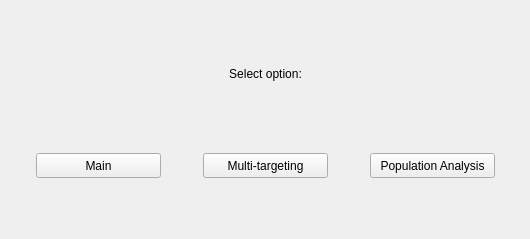
The window that newgenomenavigatepage.ui (TrinhLab/CASPERapp) describes before a commit, drawn with Qt 5.
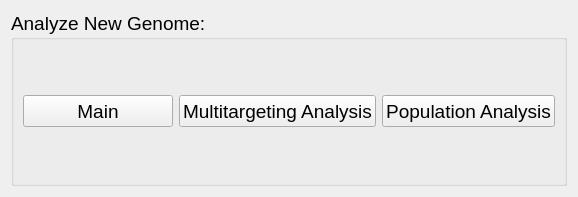
The same window after the commit.

Commit message: Updated GUI for New Genome navigate page

```diff
--- a/newgenomenavigatepage.ui
+++ b/newgenomenavigatepage.ui
@@ -7,61 +7,38 @@
     <x>0</x>
     <y>0</y>
     <width>530</width>
-    <height>239</height>
+    <height>186</height>
    </rect>
   </property>
+  <property name="font">
+   <font>
+    <family>Arial</family>
+    <pointsize>14</pointsize>
+   </font>
+  </property>
   <property name="windowTitle">
    <string>Form</string>
   </property>
-  <widget class="QWidget" name="gridLayoutWidget">
-   <property name="geometry">
-    <rect>
-     <x>0</x>
-     <y>0</y>
-     <width>531</width>
-     <height>241</height>
-    </rect>
+  <layout class="QGridLayout" name="gridLayout_2">
+   <property name="sizeConstraint">
+    <enum>QLayout::SetFixedSize</enum>
    </property>
-   <layout class="QGridLayout" name="gridLayout">
-    <item row="1" column="2">
-     <widget class="QPushButton" name="goToPop">
-      <property name="sizePolicy">
-       <sizepolicy hsizetype="Maximum" vsizetype="Maximum">
-        <horstretch>0</horstretch>
-        <verstretch>0</verstretch>
-       </sizepolicy>
-      </property>
-      <property name="maximumSize">
+   <item row="0" column="0" rowspan="2">
+    <widget class="QGroupBox" name="groupBox">
+     <property name="minimumSize">
        <size>
-        <width>125</width>
-        <height>25</height>
-       </size>
-      </property>
-      <property name="text">
-       <string>Population Analysis</string>
-      </property>
-     </widget>
-    </item>
-    <item row="1" column="1">
-     <widget class="QPushButton" name="goToMT">
-      <property name="sizePolicy">
-       <sizepolicy hsizetype="Maximum" vsizetype="Maximum">
-        <horstretch>0</horstretch>
-        <verstretch>0</verstretch>
-       </sizepolicy>
-      </property>
-      <property name="maximumSize">
-       <size>
-        <width>125</width>
-        <height>25</height>
-       </size>
-      </property>
-      <property name="text">
-       <string>Multi-targeting</string>
-      </property>
-     </widget>
-    </item>
-    <item row="1" column="0">
+       <width>506</width>
+       <height>175</height>
+      </size>
+     </property>
+     <property name="toolTip">
+      <string>&lt;html&gt;&lt;head/&gt;&lt;body&gt;&lt;p&gt;Select an analysis option or close this window to analyze more genomes.&lt;/p&gt;&lt;/body&gt;&lt;/html&gt;</string>
+     </property>
+     <property name="title">
+      <string>Analyze New Genome:</string>
+     </property>
+     <layout class="QGridLayout" name="gridLayout_3">
+      <item row="0" column="0">
      <widget class="QPushButton" name="goToMain">
       <property name="sizePolicy">
        <sizepolicy hsizetype="Maximum" vsizetype="Maximum">
@@ -71,14 +48,14 @@
       </property>
       <property name="minimumSize">
        <size>
-        <width>0</width>
+          <width>150</width>
         <height>0</height>
        </size>
       </property>
       <property name="maximumSize">
        <size>
-        <width>125</width>
-        <height>25</height>
+          <width>16777215</width>
+          <height>32</height>
        </size>
       </property>
       <property name="text">
@@ -86,8 +63,8 @@
       </property>
      </widget>
     </item>
-    <item row="0" column="0" colspan="3">
-     <widget class="QLabel" name="label">
+      <item row="0" column="1">
+       <widget class="QPushButton" name="goToMT">
       <property name="sizePolicy">
        <sizepolicy hsizetype="Maximum" vsizetype="Maximum">
         <horstretch>0</horstretch>
@@ -96,23 +73,38 @@
       </property>
       <property name="maximumSize">
        <size>
-        <width>1000</width>
-        <height>25</height>
+          <width>12341234</width>
+          <height>32</height>
        </size>
       </property>
       <property name="text">
-       <string>Select option:</string>
-      </property>
-      <property name="scaledContents">
-       <bool>false</bool>
-      </property>
-      <property name="alignment">
-       <set>Qt::AlignCenter</set>
-      </property>
+         <string>Multitargeting Analysis</string>
+        </property>
+       </widget>
+      </item>
+      <item row="0" column="2">
+       <widget class="QPushButton" name="goToPop">
+        <property name="sizePolicy">
+         <sizepolicy hsizetype="Maximum" vsizetype="Maximum">
+          <horstretch>0</horstretch>
+          <verstretch>0</verstretch>
+         </sizepolicy>
+        </property>
+        <property name="maximumSize">
+         <size>
+          <width>12341234</width>
+          <height>32</height>
+         </size>
+        </property>
+        <property name="text">
+         <string>Population Analysis</string>
+        </property>
      </widget>
     </item>
    </layout>
   </widget>
+   </item>
+  </layout>
  </widget>
  <resources/>
  <connections/>
```
Left out of the diff: 2 changed lines with no effect on the pictures. Lines whose indentation alone changed are shown as unchanged. The commit also changes 1 other file.
